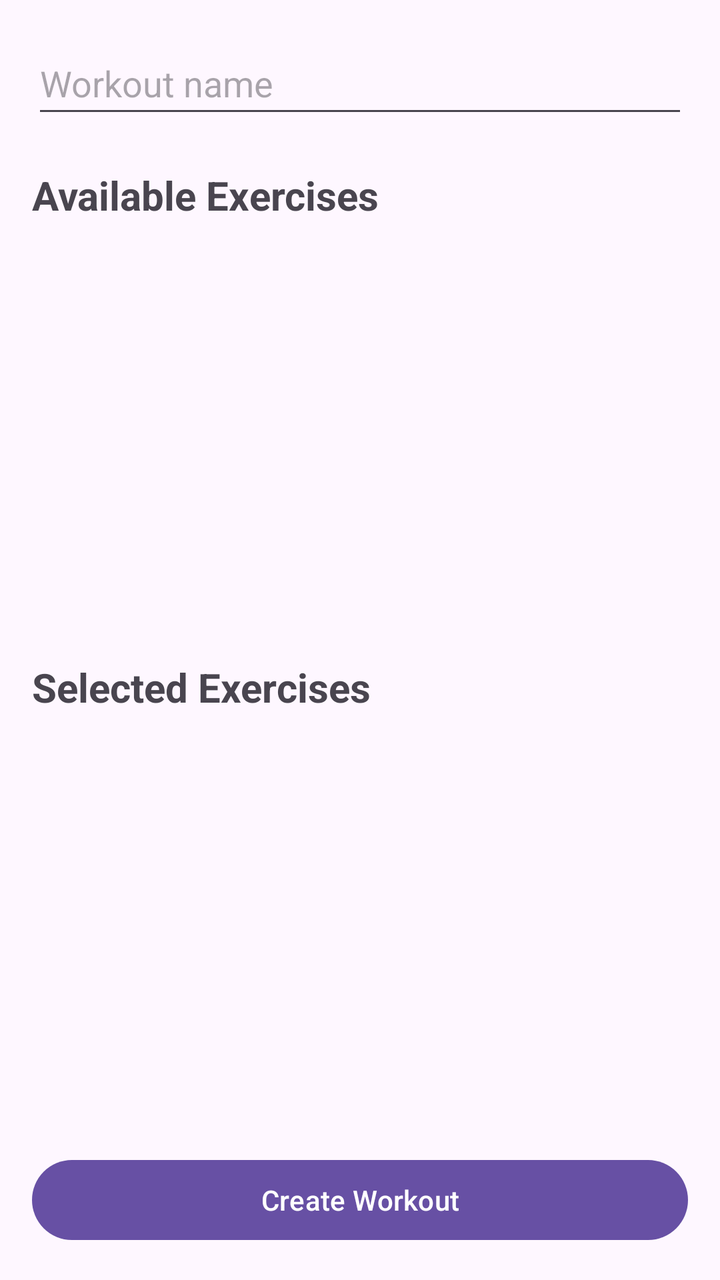
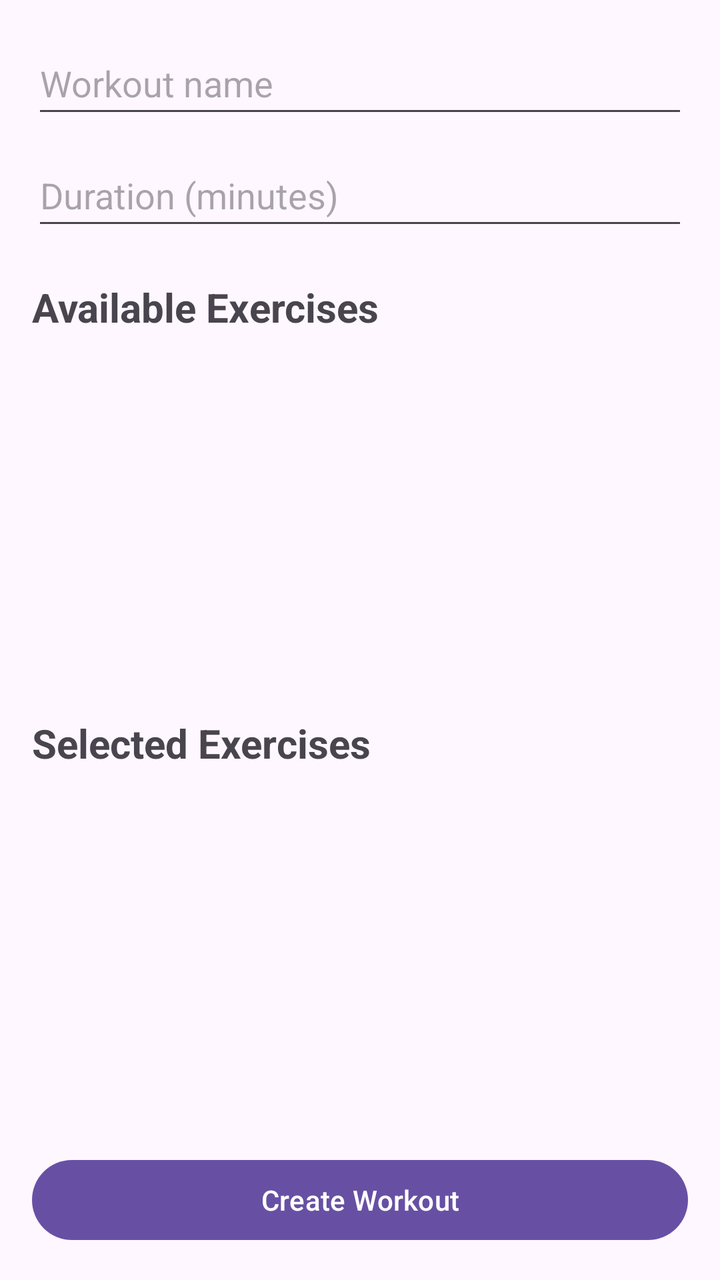

The first picture is an Android layout as it rendered before a commit; the second is the same layout after the commit. The layout source and the unified diff follow.
<!-- AndroidManifest.xml: application theme Theme.Material3.DayNight.NoActionBar -->
<!-- res/layout/fragment_create_workout.xml -->
<?xml version="1.0" encoding="utf-8"?>
<LinearLayout
    xmlns:android="http://schemas.android.com/apk/res/android"
    android:layout_width="match_parent"
    android:layout_height="match_parent"
    android:orientation="vertical"
    android:padding="16dp">

    <EditText
        android:id="@+id/workoutNameEditText"
        android:layout_width="match_parent"
        android:layout_height="48dp"
        android:hint="Workout name"
        android:inputType="text" />

    <TextView
        android:layout_width="match_parent"
        android:layout_height="wrap_content"
        android:layout_marginTop="20dp"
        android:text="Available Exercises"
        android:textSize="20sp"
        android:textStyle="bold" />

    <androidx.recyclerview.widget.RecyclerView
        android:id="@+id/availableExercisesRecyclerView"
        android:layout_width="match_parent"
        android:layout_height="0dp"
        android:layout_weight="1"
        android:layout_marginTop="8dp" />

    <TextView
        android:layout_width="match_parent"
        android:layout_height="wrap_content"
        android:layout_marginTop="16dp"
        android:text="Selected Exercises"
        android:textSize="20sp"
        android:textStyle="bold" />

    <androidx.recyclerview.widget.RecyclerView
        android:id="@+id/selectedExercisesRecyclerView"
        android:layout_width="match_parent"
        android:layout_height="0dp"
        android:layout_weight="1"
        android:layout_marginTop="8dp" />

    <Button
        android:id="@+id/createWorkoutButton"
        android:layout_width="match_parent"
        android:layout_height="wrap_content"
        android:layout_marginTop="16dp"
        android:text="Create Workout" />

</LinearLayout>
<!-- resources referenced by this layout -->
<resources>

</resources>

<!-- the commit's change to res/layout/fragment_create_workout.xml (unified diff, before → after) -->
@@ -12,6 +12,13 @@
         android:layout_height="48dp"
         android:hint="Workout name"
         android:inputType="text" />
+    <EditText
+        android:id="@+id/workoutDurationEditText"
+        android:layout_width="match_parent"
+        android:layout_height="48dp"
+        android:layout_marginTop="8dp"
+        android:hint="Duration (minutes)"
+        android:inputType="number" />
 
     <TextView
         android:layout_width="match_parent"
